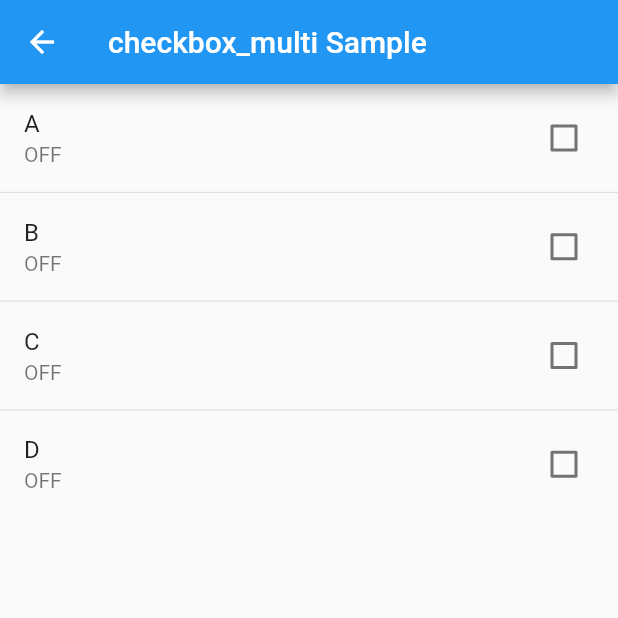
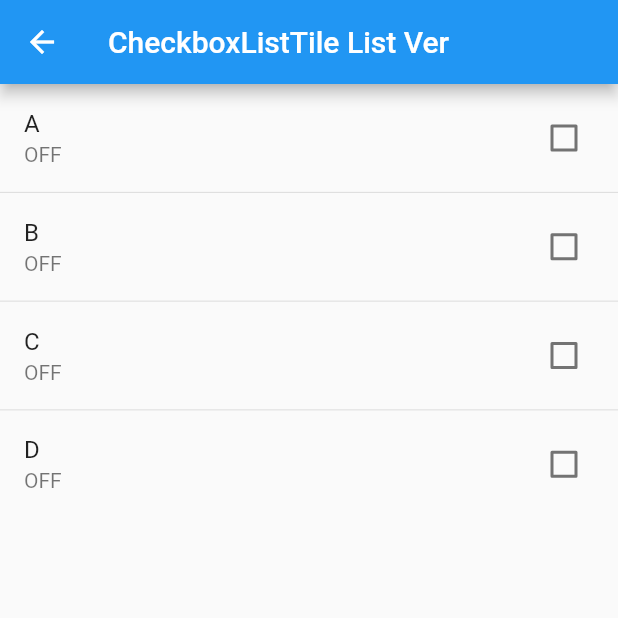
Before and after one commit to tsukamoto1783/checkbox_sample, a Flutter app: the CheckboxListTiles screen opened directly, on a phone screen of 412 x 824 dp, the top half of it. Run offline on Flutter 3.47's test engine with Material 2 defaults, Android fonts, the phone set to English and light mode, and no system bars; our stand-ins replace flutter_riverpod.

Commit message:
style: 軽微な変更

```diff
--- a/lib/checkboxListTiles.dart
+++ b/lib/checkboxListTiles.dart
@@ -8,17 +8,17 @@ class CheckboxListTiles extends StatefulWidget {
 }
 
 class _CheckboxListTilesState extends State<CheckboxListTiles> {
-  final List<String> valueList = ['A', 'B', 'C', 'D'];
+  final List<String> _valueList = ['A', 'B', 'C', 'D'];
   final List<bool> _checkedList = List.generate(4, (index) => false);
 
   @override
   Widget build(BuildContext context) {
     return Scaffold(
-      appBar: AppBar(title: const Text("checkbox_multi Sample")),
+      appBar: AppBar(title: const Text("CheckboxListTile List Ver")),
       body: Center(
         child: ListView.separated(
           itemBuilder: (context, index) => CheckboxListTile(
-            title: Text(valueList[index]),
+            title: Text(_valueList[index]),
             subtitle: Text(_checkedList[index] ? "ON" : "OFF"),
             value: _checkedList[index],
             onChanged: (bool? checkedValue) {
@@ -28,10 +28,9 @@ class _CheckboxListTilesState extends State<CheckboxListTiles> {
             },
           ),
           separatorBuilder: (context, index) {
-            // print('separator: $index');
             return const Divider(height: 0.5);
           },
-          itemCount: valueList.length,
+          itemCount: _valueList.length,
         ),
       ),
     );
--- a/lib/checkboxListTilesRiverpodVer2.dart
+++ b/lib/checkboxListTilesRiverpodVer2.dart
@@ -37,7 +37,8 @@ class CheckboxListTileRiverpodVer2 extends ConsumerWidget {
                     onChanged: (bool? checkedValue) {
                       e['checked'] = checkedValue;
                       changeNotifier.notifyListeners();
-                  }))
+                    },
+                  ))
               .toList(),
         ),
       ),
--- a/lib/checkboxListTilesVer2.dart
+++ b/lib/checkboxListTilesVer2.dart
@@ -8,7 +8,7 @@ class CheckboxListTilesVer2 extends StatefulWidget {
 }
 
 class _CheckboxListTilesVer2 extends State<CheckboxListTilesVer2> {
-  final List<Map<String, dynamic>> valueMaps = [
+  final List<Map<String, dynamic>> _checkedMaps = [
     {'value': 'A', 'checked': false},
     {'value': 'B', 'checked': false},
     {'value': 'C', 'checked': false},
@@ -18,10 +18,10 @@ class _CheckboxListTilesVer2 extends State<CheckboxListTilesVer2> {
   @override
   Widget build(BuildContext context) {
     return Scaffold(
-      appBar: AppBar(title: const Text("checkbox_multi Sample")),
+      appBar: AppBar(title: const Text("CheckboxListTile Map Ver")),
       body: Center(
         child: Column(
-          children: valueMaps
+          children: _checkedMaps
               .map((e) => CheckboxListTile(
                     title: Text(e['value']),
                     subtitle: Text(e['checked'] ? "ON" : "OFF"),
@@ -30,7 +30,8 @@ class _CheckboxListTilesVer2 extends State<CheckboxListTilesVer2> {
                       setState(() {
                         e['checked'] = checkedValue;
                       });
-                  }))
+                    },
+                  ))
               .toList(),
         ),
       ),
--- a/lib/checkbox_single.dart
+++ b/lib/checkbox_single.dart
@@ -13,7 +13,7 @@ class _CheckboxSingleState extends State<CheckboxSingle> {
   @override
   Widget build(BuildContext context) {
     return Scaffold(
-      appBar: AppBar(title: Text("hoge")),
+      appBar: AppBar(title: const Text("checkbox sample")),
       body: Center(
         child: Column(
           mainAxisAlignment: MainAxisAlignment.center,
```
Also changed, not shown: lib/checkboxListTileRiverpod.dart (+3 -4 lines). Lines whose indentation alone changed are shown as unchanged.
